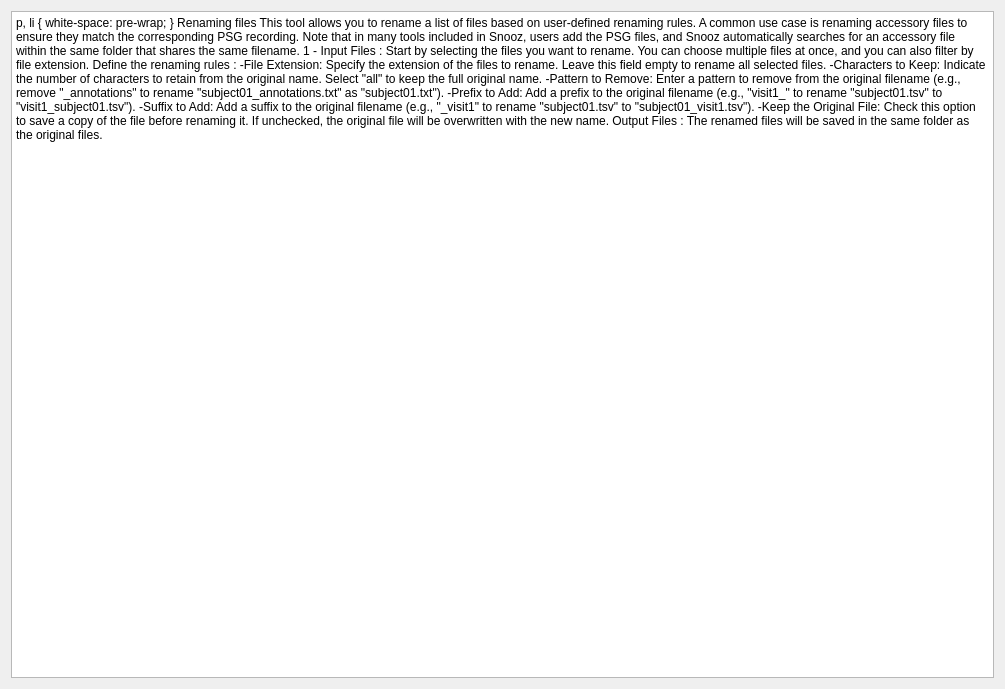
The window that tools/CEAMSTools/RenameFiles/IntroStep/Ui_IntroStep.ui (SnoozToolbox/snooz-package-ceams) describes before a commit, drawn with Qt 5.
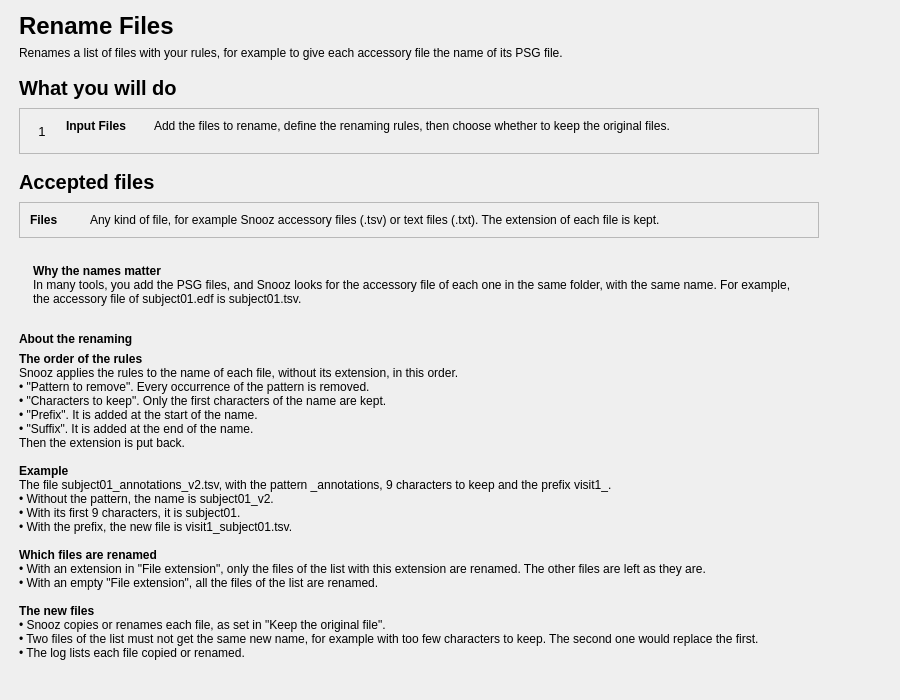
The same window after the commit.

Commit message:
Rename Files: redesigned pages (tool 2.1.2, module Rename File List 2.1.2)
Introduction with the step, the accepted files, why the names matter and
"About the renaming" (the order of the rules, a worked example, which files
are renamed, the new files). Input Files (settings view of Rename File List)
in three cards: the files to rename, the renaming rules in the order the
module applies them, each with a short help, and the original files. The
step description of Input Files is rewritten.

Diff of the .ui file:
```diff
--- a/tools/CEAMSTools/RenameFiles/IntroStep/Ui_IntroStep.ui
+++ b/tools/CEAMSTools/RenameFiles/IntroStep/Ui_IntroStep.ui
@@ -6,49 +6,412 @@
    <rect>
     <x>0</x>
     <y>0</y>
-    <width>1005</width>
-    <height>689</height>
+    <width>900</width>
+    <height>700</height>
    </rect>
   </property>
   <property name="windowTitle">
    <string/>
   </property>
   <layout class="QVBoxLayout" name="verticalLayout">
-   <property name="spacing">
-    <number>25</number>
+   <property name="leftMargin">
+    <number>19</number>
    </property>
+   <property name="topMargin">
+    <number>12</number>
+   </property>
+   <property name="rightMargin">
+    <number>19</number>
+   </property>
+   <property name="bottomMargin">
+    <number>12</number>
+   </property>
    <item>
-    <widget class="QTextEdit" name="textEdit">
-     <property name="readOnly">
-      <bool>true</bool>
+    <layout class="QHBoxLayout" name="content_row" stretch="1,0">
+     <property name="leftMargin">
+      <number>0</number>
      </property>
-     <property name="html">
-      <string>&lt;!DOCTYPE HTML PUBLIC &quot;-//W3C//DTD HTML 4.0//EN&quot; &quot;http://www.w3.org/TR/REC-html40/strict.dtd&quot;&gt;
-&lt;html&gt;&lt;head&gt;&lt;meta name=&quot;qrichtext&quot; content=&quot;1&quot; /&gt;&lt;style type=&quot;text/css&quot;&gt;
-p, li { white-space: pre-wrap; }
-&lt;/style&gt;&lt;/head&gt;&lt;body style=&quot; font-size:12pt; font-weight:400; font-style:normal;&quot;&gt;
-&lt;p style=&quot; margin-top:0px; margin-bottom:0px; margin-left:0px; margin-right:0px; -qt-block-indent:0; text-indent:0px;&quot;&gt;&lt;span style=&quot; font-weight:600;&quot;&gt;Renaming files &lt;/span&gt;&lt;/p&gt;
-&lt;p style=&quot; margin-top:12px; margin-bottom:12px; margin-left:0px; margin-right:0px; -qt-block-indent:0; text-indent:0px;&quot;&gt;This tool allows you to rename a list of files based on user-defined renaming rules.&lt;/p&gt;
-&lt;p style=&quot; margin-top:12px; margin-bottom:12px; margin-left:0px; margin-right:0px; -qt-block-indent:0; text-indent:0px;&quot;&gt;A common use case is renaming accessory files to ensure they match the corresponding PSG recording.&lt;/p&gt;
-&lt;p style=&quot; margin-top:12px; margin-bottom:12px; margin-left:0px; margin-right:0px; -qt-block-indent:0; text-indent:0px;&quot;&gt;Note that in many tools included in Snooz, users add the PSG files, and Snooz automatically searches for an accessory file within the same folder that shares the same filename.&lt;/p&gt;
-&lt;p style=&quot; margin-top:12px; margin-bottom:12px; margin-left:0px; margin-right:0px; -qt-block-indent:0; text-indent:0px;&quot;&gt;&lt;span style=&quot; text-decoration: underline;&quot;&gt;1 - Input Files : &lt;/span&gt;&lt;/p&gt;
-&lt;p style=&quot; margin-top:12px; margin-bottom:12px; margin-left:0px; margin-right:0px; -qt-block-indent:0; text-indent:0px;&quot;&gt;    Start by selecting the files you want to rename. You can choose multiple files at once, and you can also filter by file extension.&lt;/p&gt;
-&lt;p style=&quot; margin-top:12px; margin-bottom:12px; margin-left:0px; margin-right:0px; -qt-block-indent:0; text-indent:0px;&quot;&gt;    Define the renaming rules : &lt;/p&gt;
-&lt;p style=&quot; margin-top:12px; margin-bottom:12px; margin-left:0px; margin-right:0px; -qt-block-indent:0; text-indent:0px;&quot;&gt;&lt;span style=&quot; font-weight:600;&quot;&gt;    -File Extension:&lt;/span&gt; Specify the extension of the files to rename. Leave this field empty to rename all selected files.&lt;/p&gt;
-&lt;p style=&quot; margin-top:12px; margin-bottom:12px; margin-left:0px; margin-right:0px; -qt-block-indent:0; text-indent:0px;&quot;&gt;&lt;span style=&quot; font-weight:600;&quot;&gt;    -Characters to Keep:&lt;/span&gt; Indicate the number of characters to retain from the original name. Select &amp;quot;all&amp;quot; to keep the full original name.&lt;/p&gt;
-&lt;p style=&quot; margin-top:0px; margin-bottom:0px; margin-left:0px; margin-right:0px; -qt-block-indent:0; text-indent:0px;&quot;&gt;&lt;span style=&quot; font-weight:600;&quot;&gt;    -Pattern to Remove:&lt;/span&gt; Enter a pattern to remove from the original filename (e.g., remove &amp;quot;_annotations&amp;quot; to rename &amp;quot;subject01_annotations.txt&amp;quot; as &amp;quot;subject01.txt&amp;quot;).&lt;/p&gt;
-&lt;p style=&quot;-qt-paragraph-type:empty; margin-top:0px; margin-bottom:0px; margin-left:0px; margin-right:0px; -qt-block-indent:0; text-indent:0px;&quot;&gt;&lt;br /&gt;&lt;/p&gt;
-&lt;p style=&quot; margin-top:0px; margin-bottom:0px; margin-left:0px; margin-right:0px; -qt-block-indent:0; text-indent:0px;&quot;&gt;&lt;span style=&quot; font-weight:600;&quot;&gt;    -Prefix to Add:&lt;/span&gt; Add a prefix to the original filename (e.g., &amp;quot;visit1_&amp;quot; to rename &amp;quot;subject01.tsv&amp;quot; to &amp;quot;visit1_subject01.tsv&amp;quot;).&lt;/p&gt;
-&lt;p style=&quot;-qt-paragraph-type:empty; margin-top:0px; margin-bottom:0px; margin-left:0px; margin-right:0px; -qt-block-indent:0; text-indent:0px;&quot;&gt;&lt;br /&gt;&lt;/p&gt;
-&lt;p style=&quot; margin-top:0px; margin-bottom:0px; margin-left:0px; margin-right:0px; -qt-block-indent:0; text-indent:0px;&quot;&gt;&lt;span style=&quot; font-weight:600;&quot;&gt;    -Suffix to Add:&lt;/span&gt; Add a suffix to the original filename (e.g., &amp;quot;_visit1&amp;quot; to rename &amp;quot;subject01.tsv&amp;quot; to &amp;quot;subject01_visit1.tsv&amp;quot;).&lt;/p&gt;
-&lt;p style=&quot;-qt-paragraph-type:empty; margin-top:0px; margin-bottom:0px; margin-left:0px; margin-right:0px; -qt-block-indent:0; text-indent:0px;&quot;&gt;&lt;br /&gt;&lt;/p&gt;
-&lt;p style=&quot; margin-top:0px; margin-bottom:0px; margin-left:0px; margin-right:0px; -qt-block-indent:0; text-indent:0px;&quot;&gt;&lt;span style=&quot; font-weight:600;&quot;&gt;    -Keep the Original File:&lt;/span&gt; Check this option to save a copy of the file before renaming it. If unchecked, the original file will be overwritten with the new name.&lt;/p&gt;
-&lt;p style=&quot;-qt-paragraph-type:empty; margin-top:0px; margin-bottom:0px; margin-left:0px; margin-right:0px; -qt-block-indent:0; text-indent:0px;&quot;&gt;&lt;br /&gt;&lt;/p&gt;
-&lt;p style=&quot; margin-top:0px; margin-bottom:0px; margin-left:0px; margin-right:0px; -qt-block-indent:0; text-indent:0px;&quot;&gt;Output Files : &lt;/p&gt;
-&lt;p style=&quot;-qt-paragraph-type:empty; margin-top:0px; margin-bottom:0px; margin-left:0px; margin-right:0px; -qt-block-indent:0; text-indent:0px;&quot;&gt;&lt;br /&gt;&lt;/p&gt;
-&lt;p style=&quot; margin-top:0px; margin-bottom:0px; margin-left:0px; margin-right:0px; -qt-block-indent:0; text-indent:0px;&quot;&gt;    The renamed files will be saved in the same folder as the original files.&lt;/p&gt;&lt;/body&gt;&lt;/html&gt;</string>
+     <property name="topMargin">
+      <number>0</number>
      </property>
-    </widget>
+     <property name="rightMargin">
+      <number>0</number>
+     </property>
+     <property name="bottomMargin">
+      <number>0</number>
+     </property>
+     <item>
+      <widget class="QWidget" name="content_widget" native="true">
+       <property name="maximumSize">
+        <size>
+         <width>800</width>
+         <height>16777215</height>
+        </size>
+       </property>
+       <layout class="QVBoxLayout" name="content_layout">
+        <property name="spacing">
+         <number>16</number>
+        </property>
+        <property name="leftMargin">
+         <number>0</number>
+        </property>
+        <property name="topMargin">
+         <number>0</number>
+        </property>
+        <property name="rightMargin">
+         <number>0</number>
+        </property>
+        <property name="bottomMargin">
+         <number>0</number>
+        </property>
+        <item>
+         <layout class="QVBoxLayout" name="header_layout">
+          <property name="spacing">
+           <number>6</number>
+          </property>
+          <item>
+           <widget class="QLabel" name="title_label">
+            <property name="font">
+             <font>
+              <pointsize>18</pointsize>
+              <bold>true</bold>
+             </font>
+            </property>
+            <property name="text">
+             <string>Rename Files</string>
+            </property>
+           </widget>
+          </item>
+          <item>
+           <widget class="QLabel" name="subtitle_label">
+            <property name="text">
+             <string>Renames a list of files with your rules, for example to give each accessory file the name of its PSG file.</string>
+            </property>
+            <property name="wordWrap">
+             <bool>true</bool>
+            </property>
+            <property name="variant" stdset="0">
+             <string notr="true">help</string>
+            </property>
+           </widget>
+          </item>
+         </layout>
+        </item>
+        <item>
+         <layout class="QVBoxLayout" name="steps_section_layout">
+          <property name="spacing">
+           <number>8</number>
+          </property>
+          <item>
+           <widget class="QLabel" name="steps_title_label">
+            <property name="font">
+             <font>
+              <pointsize>15</pointsize>
+              <bold>true</bold>
+             </font>
+            </property>
+            <property name="text">
+             <string>What you will do</string>
+            </property>
+           </widget>
+          </item>
+          <item>
+           <widget class="QFrame" name="steps_card">
+            <property name="frameShape">
+             <enum>QFrame::Shape::StyledPanel</enum>
+            </property>
+            <property name="frameShadow">
+             <enum>QFrame::Shadow::Raised</enum>
+            </property>
+            <layout class="QVBoxLayout" name="steps_card_layout">
+             <property name="spacing">
+              <number>10</number>
+             </property>
+             <property name="leftMargin">
+              <number>10</number>
+             </property>
+             <property name="topMargin">
+              <number>10</number>
+             </property>
+             <property name="rightMargin">
+              <number>10</number>
+             </property>
+             <property name="bottomMargin">
+              <number>10</number>
+             </property>
+             <item>
+              <layout class="QGridLayout" name="steps_grid" columnstretch="0,0,0,1">
+               <property name="horizontalSpacing">
+                <number>12</number>
+               </property>
+               <property name="verticalSpacing">
+                <number>10</number>
+               </property>
+               <item row="0" column="0" alignment="Qt::AlignmentFlag::AlignTop">
+                <widget class="QLabel" name="step_1_number_label">
+                 <property name="font">
+                  <font>
+                   <pointsize>10</pointsize>
+                  </font>
+                 </property>
+                 <property name="text">
+                  <string>1</string>
+                 </property>
+                 <property name="variant" stdset="0">
+                  <string notr="true">step_number</string>
+                 </property>
+                 <property name="minimumSize">
+                  <size>
+                   <width>24</width>
+                   <height>24</height>
+                  </size>
+                 </property>
+                 <property name="maximumSize">
+                  <size>
+                   <width>24</width>
+                   <height>24</height>
+                  </size>
+                 </property>
+                 <property name="alignment">
+                  <set>Qt::AlignmentFlag::AlignCenter</set>
+                 </property>
+                </widget>
+               </item>
+               <item row="0" column="1">
+                <widget class="QLabel" name="step_1_name_label">
+                 <property name="font">
+                  <font>
+                   <bold>true</bold>
+                  </font>
+                 </property>
+                 <property name="text">
+                  <string>Input Files</string>
+                 </property>
+                 <property name="alignment">
+                  <set>Qt::AlignmentFlag::AlignLeading|Qt::AlignmentFlag::AlignLeft|Qt::AlignmentFlag::AlignTop</set>
+                 </property>
+                </widget>
+               </item>
+               <item row="0" column="2">
+                <spacer name="steps_gap">
+                 <property name="orientation">
+                  <enum>Qt::Orientation::Horizontal</enum>
+                 </property>
+                 <property name="sizeType">
+                  <enum>QSizePolicy::Policy::Fixed</enum>
+                 </property>
+                 <property name="sizeHint" stdset="0">
+                  <size>
+                   <width>16</width>
+                   <height>20</height>
+                  </size>
+                 </property>
+                </spacer>
+               </item>
+               <item row="0" column="3">
+                <widget class="QLabel" name="step_1_label">
+                 <property name="text">
+                  <string>Add the files to rename, define the renaming rules, then choose whether to keep the original files.</string>
+                 </property>
+                 <property name="wordWrap">
+                  <bool>true</bool>
+                 </property>
+                 <property name="variant" stdset="0">
+                  <string notr="true">help</string>
+                 </property>
+                 <property name="alignment">
+                  <set>Qt::AlignmentFlag::AlignLeading|Qt::AlignmentFlag::AlignLeft|Qt::AlignmentFlag::AlignTop</set>
+                 </property>
+                </widget>
+               </item>
+              </layout>
+             </item>
+            </layout>
+           </widget>
+          </item>
+         </layout>
+        </item>
+        <item>
+         <layout class="QVBoxLayout" name="files_section_layout">
+          <property name="spacing">
+           <number>8</number>
+          </property>
+          <item>
+           <widget class="QLabel" name="files_title_label">
+            <property name="font">
+             <font>
+              <pointsize>15</pointsize>
+              <bold>true</bold>
+             </font>
+            </property>
+            <property name="text">
+             <string>Accepted files</string>
+            </property>
+           </widget>
+          </item>
+          <item>
+           <widget class="QFrame" name="files_card">
+            <property name="frameShape">
+             <enum>QFrame::Shape::StyledPanel</enum>
+            </property>
+            <property name="frameShadow">
+             <enum>QFrame::Shadow::Raised</enum>
+            </property>
+            <layout class="QVBoxLayout" name="files_card_layout">
+             <property name="spacing">
+              <number>10</number>
+             </property>
+             <property name="leftMargin">
+              <number>10</number>
+             </property>
+             <property name="topMargin">
+              <number>10</number>
+             </property>
+             <property name="rightMargin">
+              <number>10</number>
+             </property>
+             <property name="bottomMargin">
+              <number>10</number>
+             </property>
+             <item>
+              <layout class="QGridLayout" name="files_grid" columnstretch="0,1">
+               <property name="horizontalSpacing">
+                <number>32</number>
+               </property>
+               <property name="verticalSpacing">
+                <number>6</number>
+               </property>
+               <item row="0" column="0">
+                <widget class="QLabel" name="file_1_name_label">
+                 <property name="font">
+                  <font>
+                   <bold>true</bold>
+                  </font>
+                 </property>
+                 <property name="text">
+                  <string>Files</string>
+                 </property>
+                </widget>
+               </item>
+               <item row="0" column="1">
+                <widget class="QLabel" name="file_1_label">
+                 <property name="text">
+                  <string>Any kind of file, for example Snooz accessory files (.tsv) or text files (.txt). The extension of each file is kept.</string>
+                 </property>
+                 <property name="wordWrap">
+                  <bool>true</bool>
+                 </property>
+                </widget>
+               </item>
+              </layout>
+             </item>
+            </layout>
+           </widget>
+          </item>
+         </layout>
+        </item>
+        <item>
+         <widget class="QFrame" name="names_info">
+          <property name="frameShape">
+           <enum>QFrame::Shape::NoFrame</enum>
+          </property>
+          <property name="variant" stdset="0">
+           <string notr="true">info</string>
+          </property>
+          <layout class="QHBoxLayout" name="names_info_layout">
+           <property name="leftMargin">
+            <number>14</number>
+           </property>
+           <property name="topMargin">
+            <number>10</number>
+           </property>
+           <property name="rightMargin">
+            <number>14</number>
+           </property>
+           <property name="bottomMargin">
+            <number>10</number>
+           </property>
+           <item>
+            <widget class="QLabel" name="names_info_label">
+             <property name="text">
+              <string>&lt;b&gt;Why the names matter&lt;/b&gt;&lt;br/&gt;In many tools, you add the PSG files, and Snooz looks for the accessory file of each one in the same folder, with the same name. For example, the accessory file of subject01.edf is subject01.tsv.</string>
+             </property>
+             <property name="textFormat">
+              <enum>Qt::TextFormat::RichText</enum>
+             </property>
+             <property name="wordWrap">
+              <bool>true</bool>
+             </property>
+            </widget>
+           </item>
+          </layout>
+         </widget>
+        </item>
+        <item>
+         <layout class="QVBoxLayout" name="about_renaming_layout">
+          <property name="spacing">
+           <number>6</number>
+          </property>
+          <item>
+           <widget class="QLabel" name="about_renaming_title_label">
+            <property name="font">
+             <font>
+              <bold>true</bold>
+             </font>
+            </property>
+            <property name="text">
+             <string>About the renaming</string>
+            </property>
+           </widget>
+          </item>
+          <item>
+           <widget class="QLabel" name="about_renaming_label">
+            <property name="text">
+             <string>&lt;b&gt;The order of the rules&lt;/b&gt;&lt;br/&gt;Snooz applies the rules to the name of each file, without its extension, in this order.&lt;br/&gt;• "Pattern to remove". Every occurrence of the pattern is removed.&lt;br/&gt;• "Characters to keep". Only the first characters of the name are kept.&lt;br/&gt;• "Prefix". It is added at the start of the name.&lt;br/&gt;• "Suffix". It is added at the end of the name.&lt;br/&gt;Then the extension is put back.&lt;br/&gt;&lt;br/&gt;&lt;b&gt;Example&lt;/b&gt;&lt;br/&gt;The file subject01_annotations_v2.tsv, with the pattern _annotations, 9 characters to keep and the prefix visit1_.&lt;br/&gt;• Without the pattern, the name is subject01_v2.&lt;br/&gt;• With its first 9 characters, it is subject01.&lt;br/&gt;• With the prefix, the new file is visit1_subject01.tsv.&lt;br/&gt;&lt;br/&gt;&lt;b&gt;Which files are renamed&lt;/b&gt;&lt;br/&gt;• With an extension in "File extension", only the files of the list with this extension are renamed. The other files are left as they are.&lt;br/&gt;• With an empty "File extension", all the files of the list are renamed.&lt;br/&gt;&lt;br/&gt;&lt;b&gt;The new files&lt;/b&gt;&lt;br/&gt;• Snooz copies or renames each file, as set in "Keep the original file".&lt;br/&gt;• Two files of the list must not get the same new name, for example with too few characters to keep. The second one would replace the first.&lt;br/&gt;• The log lists each file copied or renamed.</string>
+            </property>
+            <property name="textFormat">
+             <enum>Qt::TextFormat::RichText</enum>
+            </property>
+            <property name="wordWrap">
+             <bool>true</bool>
+            </property>
+            <property name="variant" stdset="0">
+             <string notr="true">help</string>
+            </property>
+           </widget>
+          </item>
+         </layout>
+        </item>
+       </layout>
+      </widget>
+     </item>
+     <item>
+      <spacer name="content_spacer">
+       <property name="orientation">
+        <enum>Qt::Orientation::Horizontal</enum>
+       </property>
+       <property name="sizeHint" stdset="0">
+        <size>
+         <width>40</width>
+         <height>20</height>
+        </size>
+       </property>
+      </spacer>
+     </item>
+    </layout>
+   </item>
+   <item>
+    <spacer name="verticalSpacer">
+     <property name="orientation">
+      <enum>Qt::Orientation::Vertical</enum>
+     </property>
+     <property name="sizeHint" stdset="0">
+      <size>
+       <width>40</width>
+       <height>20</height>
+      </size>
+     </property>
+    </spacer>
    </item>
   </layout>
  </widget>
```
Left out of the diff: 6 changed lines with no effect on the pictures. The commit also changes 6 other files.
